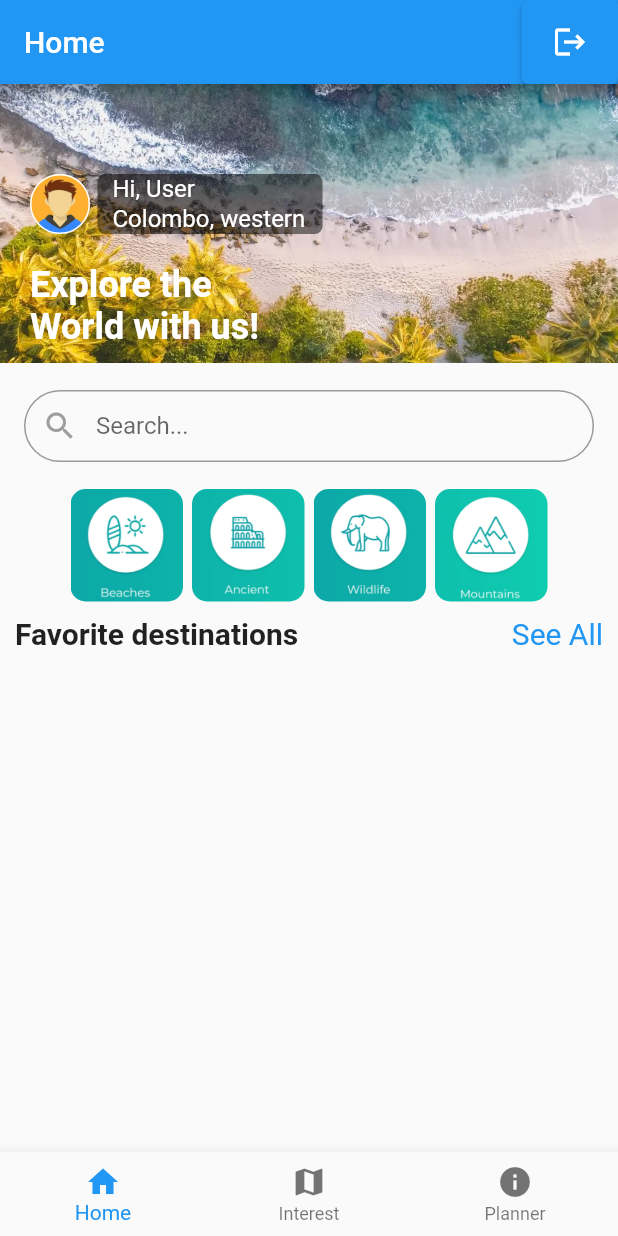
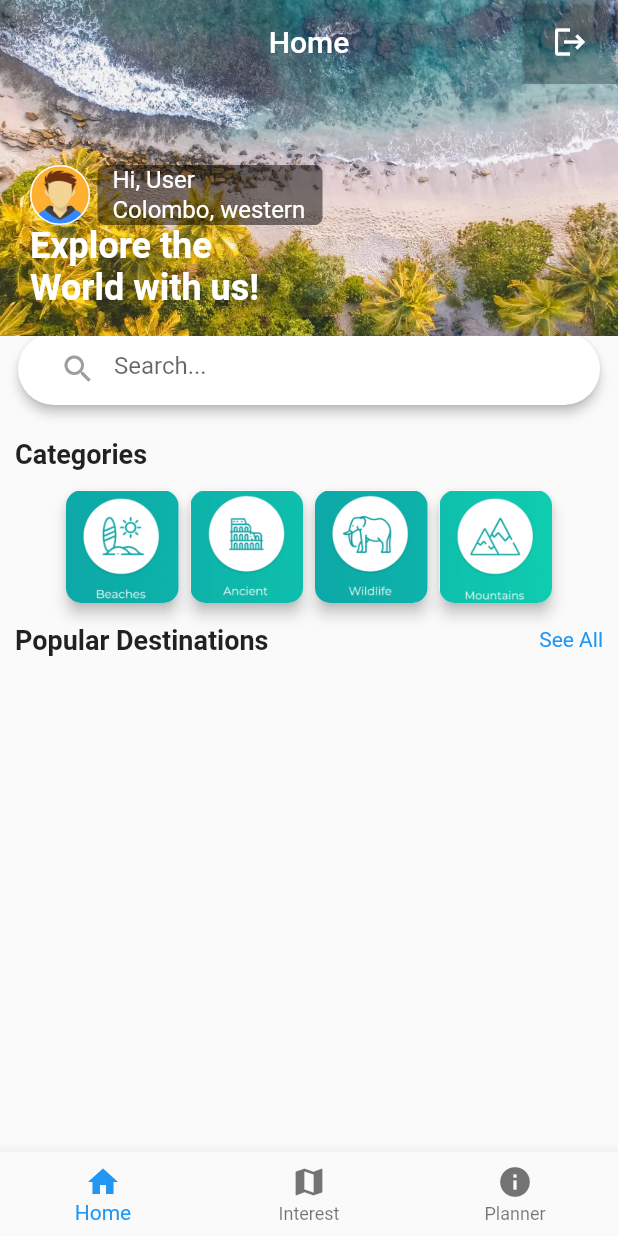
Before and after one commit to it21104176/spm-assignment-reg-we-spm-75, a Flutter app: the screen it shows after launch, after a tap on "Get Started...", on a phone screen of 412 x 824 dp. Run offline on Flutter 3.47's test engine with Material 2 defaults, Android fonts, the light colour scheme and no system bars; our stand-ins replace cloud_firestore, firebase_auth, firebase_core, firebase_storage, fluttertoast, geocoding and 2 more; missing offline and left inert: flutter_gradient_colors; accounts and stored records are empty; network calls fail.

Commit message:
appbar updated

```diff
--- a/mobiletourguide/lib/screens/Home.dart
+++ b/mobiletourguide/lib/screens/Home.dart
@@ -25,23 +25,35 @@ class _HomeState extends State<Home> {
   Widget build(BuildContext context) {
     return MaterialApp(
       home: Scaffold(
-        appBar: AppBar(
+        appBar: PreferredSize(
+          preferredSize: Size.fromHeight(200),
+          child: AppBar(
             title: const Text("Home"),
+            centerTitle: true,
             actions: [
               ElevatedButton(
                 onPressed: () async {
                   await _auth.signOut();
                 },
+                style: ElevatedButton.styleFrom(
+                  backgroundColor: Colors.transparent,
+                  elevation: 1,
+                ),
                 child: const Icon(Icons.logout),
               )
             ],
+            flexibleSpace: Container(
+              child: const Header(),
             ),
-        body: Stack(
+          ),
+        ),
+        body: SingleChildScrollView(
+          child: Stack(
             children: [
               Column(
                 crossAxisAlignment: CrossAxisAlignment.start,
                 children: [
-                const Header(),
+                  //const Header(),
                   const SizedBox(height: 10),
                   const Search(),
                   const SizedBox(height: 10),
@@ -52,9 +64,9 @@ class _HomeState extends State<Home> {
                       mainAxisAlignment: MainAxisAlignment.spaceBetween,
                       children: [
                         const Text(
-                        'Favorite destinations',
+                          'Popular Destinations',
                           style: TextStyle(
-                          fontSize: 20,
+                            fontSize: 18,
                             fontWeight: FontWeight.bold,
                           ),
                         ),
@@ -69,7 +81,7 @@ class _HomeState extends State<Home> {
                           child: const Text(
                             'See All',
                             style: TextStyle(
-                            fontSize: 20,
+                              fontSize: 14,
                               color: Colors.blue,
                             ),
                           ),
@@ -77,7 +89,6 @@ class _HomeState extends State<Home> {
                       ],
                     ),
                   ),
-                const SizedBox(height: 5),
                   Container(
                     height:
                         200, // Set the height for your horizontal scrollable section
@@ -85,8 +96,8 @@ class _HomeState extends State<Home> {
                       stream: FirebaseFirestore.instance
                           .collection('places')
                           .snapshots(),
-                    builder:
-                        (context, AsyncSnapshot<QuerySnapshot> streamSnapshot) {
+                      builder: (context,
+                          AsyncSnapshot<QuerySnapshot> streamSnapshot) {
                         if (streamSnapshot.hasData) {
                           final List<Widget> favoriteDestinations = [];
 
@@ -105,27 +116,37 @@ class _HomeState extends State<Home> {
                                   // Navigate to the details page when a box is tapped.
                                   Navigator.of(context).push(
                                     MaterialPageRoute(
-                                    builder: (context) =>
-                                        PlaceDetailsPage(placeId: placeId),
+                                      builder: (context) => PlaceDetailsPage(
+                                        placeId: placeId,
+                                        imageUrl: imageUrl,
+                                        name: name,
+                                      ),
                                     ),
                                   );
                                 },
+                                child: Card(
+                                  elevation: 4,
+                                  shape: RoundedRectangleBorder(
+                                    borderRadius: BorderRadius.circular(12),
+                                  ),
                                   child: Container(
-                                margin: const EdgeInsets.fromLTRB(5, 10, 5, 0),
                                     width: 150,
+                                    height: 200,
                                     decoration: BoxDecoration(
                                       color: Color(0xffd9d9d9),
                                       borderRadius: BorderRadius.circular(12),
                                     ),
                                     child: Column(
-                                  crossAxisAlignment: CrossAxisAlignment.center,
+                                      crossAxisAlignment:
+                                          CrossAxisAlignment.center,
                                       children: <Widget>[
                                         Container(
                                           margin: EdgeInsets.all(5),
                                           width: 140,
                                           height: 140,
                                           decoration: BoxDecoration(
-                                        borderRadius: BorderRadius.circular(10),
+                                            borderRadius:
+                                                BorderRadius.circular(10),
                                             image: DecorationImage(
                                               fit: BoxFit.cover,
                                               image: NetworkImage(
@@ -134,8 +155,8 @@ class _HomeState extends State<Home> {
                                           ),
                                         ),
                                         Padding(
-                                      padding:
-                                          EdgeInsets.symmetric(horizontal: 10),
+                                          padding: EdgeInsets.symmetric(
+                                              horizontal: 10),
                                           child: Row(
                                             mainAxisAlignment:
                                                 MainAxisAlignment.start,
@@ -145,6 +166,7 @@ class _HomeState extends State<Home> {
                                           ),
                                         ),
                                       ],
+                                    ),
                                   ),
                                 ),
                               ),
@@ -200,20 +222,68 @@ class _HomeState extends State<Home> {
             ],
           ),
         ),
+      ),
     );
   }
 }
 
 class PlaceDetailsPage extends StatelessWidget {
   final String placeId;
+  final String imageUrl;
+  final String name;
 
-  const PlaceDetailsPage({required this.placeId, Key? key}) : super(key: key);
+  const PlaceDetailsPage(
+      {required this.placeId,
+      required this.imageUrl,
+      required this.name,
+      Key? key})
+      : super(key: key);
 
   @override
   Widget build(BuildContext context) {
     return Scaffold(
-      appBar: AppBar(
-        title: Text('Place Details'),
+      appBar: PreferredSize(
+        preferredSize: Size.fromHeight(250),
+        child: AppBar(
+          title: null, // Remove the title
+          centerTitle: true,
+          flexibleSpace: Stack(
+            fit: StackFit.expand,
+            children: [
+              // Background image
+              Container(
+                decoration: BoxDecoration(
+                  image: DecorationImage(
+                    image: NetworkImage(imageUrl),
+                    fit: BoxFit.cover,
+                  ),
+                ),
+              ),
+              // Overlayed name text
+              Positioned(
+                left: 16.0,
+                right: 16.0,
+                bottom: 16.0,
+                child: Container(
+                  alignment: Alignment.center,
+                  decoration: BoxDecoration(
+                    color: Colors.black
+                        .withOpacity(0.5), // Semi-transparent background
+                    borderRadius: BorderRadius.circular(12.0),
+                  ),
+                  padding: const EdgeInsets.all(8.0),
+                  child: Text(
+                    name, // Display the name
+                    style: TextStyle(
+                      color: Colors.white,
+                      fontSize: 18,
+                    ),
+                  ),
+                ),
+              ),
+            ],
+          ),
+        ),
       ),
       body: FutureBuilder(
         future:
@@ -245,36 +315,7 @@ class PlaceDetailsPage extends StatelessWidget {
                       crossAxisAlignment: CrossAxisAlignment.center,
                       // Center-align the content
                       children: <Widget>[
-                        // Display the image
-                        Container(
-                          height: MediaQuery.of(context).size.width,
-                          decoration: BoxDecoration(
-                            borderRadius: BorderRadius.circular(30.0),
-                            boxShadow: [
-                              BoxShadow(
-                                color: Colors.black26,
-                                offset: Offset(0.0, 2.0),
-                                blurRadius: 6.0,
-                              )
-                            ],
-                          ),
-                          child: Image(
-                            fit: BoxFit.cover,
-                            image: NetworkImage(imageUrl),
-                          ),
-                        ),
                         SizedBox(height: 16.0),
-                        // Display the name
-                        Padding(
-                          padding: const EdgeInsets.all(12.0),
-                          child: Text(
-                            name,
-                            style: const TextStyle(
-                              fontSize: 18,
-                            ),
-                          ),
-                        ),
-                        SizedBox(height: 12.0),
                         // Display the description
                         const Text(
                           'Description',
--- a/mobiletourguide/lib/widgets/featuredCategories.dart
+++ b/mobiletourguide/lib/widgets/featuredCategories.dart
@@ -5,54 +5,53 @@ class FeaturedCategories extends StatelessWidget {
 
   @override
   Widget build(BuildContext context) {
-    return Row(
-      mainAxisAlignment: MainAxisAlignment.center,
+    return Column(
       children: [
-        Container(
-          margin: const EdgeInsets.symmetric(horizontal: 3),
-          width: 75,
-          height: 75,
-          decoration: BoxDecoration(
-            borderRadius: BorderRadius.circular(10),
-            image: const DecorationImage(
-              image: AssetImage('assets/images/beach.png'),
-            ),
+        const Padding(
+          padding: EdgeInsets.fromLTRB(10.0, 0.0, 10.0, 10.0),
+          child: Row(
+            mainAxisAlignment: MainAxisAlignment.start,
+            children: [
+              Text(
+                'Categories',
+                style: TextStyle(
+                  fontSize: 18,
+                  fontWeight: FontWeight.bold,
+                ),
+              ),
+            ],
           ),
         ),
-        Container(
-          margin: const EdgeInsets.symmetric(horizontal: 3),
-          width: 75,
-          height: 75,
-          decoration: BoxDecoration(
-            borderRadius: BorderRadius.circular(10),
-            image: const DecorationImage(
-              image: AssetImage('assets/images/ancient.png'),
-            ),
-          ),
-        ),
-        Container(
-          margin: const EdgeInsets.symmetric(horizontal: 3),
-          width: 75,
-          height: 75,
-          decoration: BoxDecoration(
-            borderRadius: BorderRadius.circular(10),
-            image: const DecorationImage(
-              image: AssetImage('assets/images/wildlife.png'),
-            ),
-          ),
-        ),
-        Container(
-          margin: const EdgeInsets.symmetric(horizontal: 3),
-          width: 75,
-          height: 75,
-          decoration: BoxDecoration(
-            borderRadius: BorderRadius.circular(10),
-            image: const DecorationImage(
-              image: AssetImage('assets/images/mountain.png'),
-            ),
-          ),
+        Row(
+          mainAxisAlignment: MainAxisAlignment.center,
+          children: [
+            _buildCategoryCard('assets/images/beach.png'),
+            _buildCategoryCard('assets/images/ancient.png'),
+            _buildCategoryCard('assets/images/wildlife.png'),
+            _buildCategoryCard('assets/images/mountain.png'),
+          ],
         ),
       ],
     );
   }
+
+  Widget _buildCategoryCard(String imagePath) {
+    return Card(
+      elevation: 4, // You can adjust the elevation here
+      shape: RoundedRectangleBorder(
+        borderRadius: BorderRadius.circular(10),
+      ),
+      child: Container(
+        width: 75,
+        height: 75,
+        decoration: BoxDecoration(
+          borderRadius: BorderRadius.circular(10),
+          image: DecorationImage(
+            image: AssetImage(imagePath),
+            fit: BoxFit.cover, // You can adjust the fit as needed
+          ),
+        ),
+      ),
+    );
+  }
 }
--- a/mobiletourguide/lib/widgets/header.dart
+++ b/mobiletourguide/lib/widgets/header.dart
@@ -16,20 +16,21 @@ class Header extends StatelessWidget {
           Container(
             padding: EdgeInsets.fromLTRB(20, 60, 20, 10),
             width: double.infinity,
+            height: 224,
             decoration: const BoxDecoration(
               image: DecorationImage(
                 image: AssetImage('assets/images/banner.png'),
                 fit: BoxFit.cover,
               ),
             ),
+            child: Padding(
+              padding: const EdgeInsets.only(top: 50.0),
               child: Column(
                 crossAxisAlignment: CrossAxisAlignment.start,
                 children: [
                   Container(
-                  margin: EdgeInsets.only(bottom: 20),
                     width: double.infinity,
                     child: Row(
-                    crossAxisAlignment: CrossAxisAlignment.end,
                       children: [
                         Container(
                           margin: EdgeInsets.only(right: 5),
@@ -115,6 +116,7 @@ class Header extends StatelessWidget {
                 ],
               ),
             ),
+          ),
         ],
       ),
     );
--- a/mobiletourguide/lib/widgets/search.dart
+++ b/mobiletourguide/lib/widgets/search.dart
@@ -6,25 +6,25 @@ class Search extends StatelessWidget {
   @override
   Widget build(BuildContext context) {
     return Padding(
-      padding: const EdgeInsets.symmetric(vertical: 8.0, horizontal: 16.0),
+      padding: const EdgeInsets.symmetric(vertical: 8.0, horizontal: 8.0),
+      child: Card(
+        elevation: 3, // You can adjust the elevation here
+        shape: RoundedRectangleBorder(
+          borderRadius: BorderRadius.circular(25.0), // Customize border radius
+        ),
+        child: const Padding(
+          padding: EdgeInsets.symmetric(vertical: 0.0, horizontal: 16.0),
           child: TextField(
-        style: const TextStyle(fontSize: 16.0), // Adjust text style
+            style: TextStyle(fontSize: 16.0), // Adjust text style
             decoration: InputDecoration(
-          contentPadding: const EdgeInsets.symmetric(
+              contentPadding: EdgeInsets.symmetric(
                   vertical: 12.0), // Increase vertical padding
               hintText: 'Search...',
-          prefixIcon: const Icon(Icons.search,
+              prefixIcon: Icon(Icons.search,
                   color: Colors.grey), // Customize icon color
-          border: OutlineInputBorder(
-            borderRadius:
-                BorderRadius.circular(25.0), // Customize border radius
-            borderSide:
-                const BorderSide(color: Colors.grey), // Customize border color
+              border: InputBorder.none, // Remove the default border
+              focusedBorder: InputBorder.none, // Remove the focused border
             ),
-          focusedBorder: OutlineInputBorder(
-            borderRadius: BorderRadius.circular(25.0),
-            borderSide: const BorderSide(
-                color: Colors.blue), // Customize focused border color
           ),
         ),
       ),
```
Also changed, not shown: mobiletourguide/lib/screens/DisplayPlaces.dart (+7 -1 lines), mobiletourguide/lib/screens/pointOfinterest/InterestPlace.dart (+30 -11 lines). Lines whose indentation alone changed are shown as unchanged.
